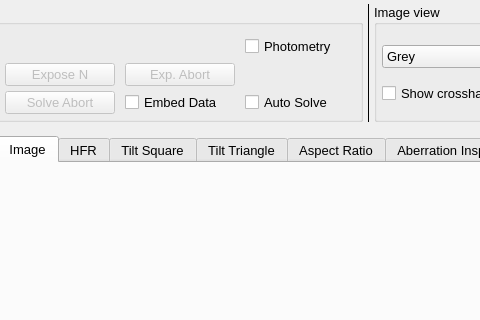
Before: the Qt Designer form mw4/gui/widgets/image.ui in mworion/MountWizzard4, drawn with Qt 5; both pictures show x 127 to 607 and y 0 to 320 of the 800 by 600 pixel window.
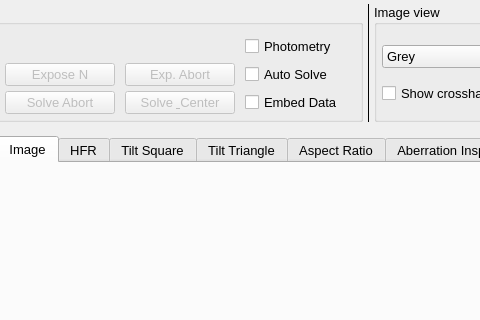
After: the same form once the commit is applied. Custom widgets are drawn as their Qt base class.

Commit message: adding solve and center function

Diff of the .ui file:
```diff
--- a/mw4/gui/widgets/image.ui
+++ b/mw4/gui/widgets/image.ui
@@ -129,19 +129,6 @@
           </property>
          </widget>
         </item>
-        <item row="3" column="3">
-         <widget class="QCheckBox" name="autoSolve">
-          <property name="minimumSize">
-           <size>
-            <width>110</width>
-            <height>21</height>
-           </size>
-          </property>
-          <property name="text">
-           <string>Auto Solve</string>
-          </property>
-         </widget>
-        </item>
         <item row="1" column="0">
          <widget class="QPushButton" name="expose">
           <property name="enabled">
@@ -216,7 +203,20 @@
           </property>
          </widget>
         </item>
-        <item row="3" column="2">
+        <item row="1" column="3">
+         <widget class="QCheckBox" name="autoSolve">
+          <property name="minimumSize">
+           <size>
+            <width>110</width>
+            <height>21</height>
+           </size>
+          </property>
+          <property name="text">
+           <string>Auto Solve</string>
+          </property>
+         </widget>
+        </item>
+        <item row="3" column="3">
          <widget class="QCheckBox" name="embedData">
           <property name="minimumSize">
            <size>
@@ -229,6 +229,25 @@
           </property>
          </widget>
         </item>
+        <item row="3" column="2">
+         <widget class="QPushButton" name="solveCenter">
+          <property name="enabled">
+           <bool>false</bool>
+          </property>
+          <property name="minimumSize">
+           <size>
+            <width>110</width>
+            <height>21</height>
+           </size>
+          </property>
+          <property name="toolTip">
+           <string>&lt;html&gt;&lt;head/&gt;&lt;body&gt;&lt;p&gt;Solves the actual image and centers to mount to this coordinates&lt;/p&gt;&lt;/body&gt;&lt;/html&gt;</string>
+          </property>
+          <property name="text">
+           <string>Solve &amp; Center</string>
+          </property>
+         </widget>
+        </item>
        </layout>
       </widget>
      </item>
```
The commit also changes 5 other files.
